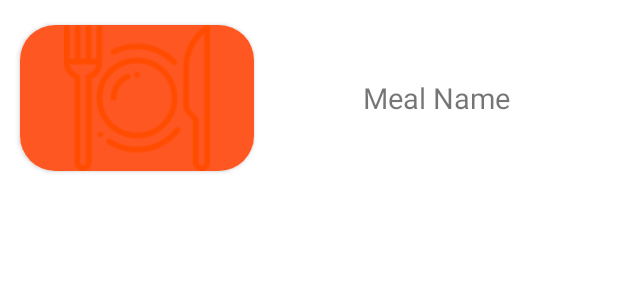
After one commit to tarikcacak/FoodApp, an Android app: the layout search_item.xml on its own in the app's theme, with its tools: preview values and no code run, on a phone screen of 412 x 824 dp. The commit adds this screen. Shown: the top 300 px of the screen. Run offline under Robolectric (Android 15) with nearby library versions, the phone set to English and light mode, and no system bars.

Commit message:
Developing search fragment

```diff
--- a/app/src/main/java/com/example/foodapp/data/remote/ApiService.kt
+++ b/app/src/main/java/com/example/foodapp/data/remote/ApiService.kt
@@ -1,12 +1,17 @@
 package com.example.foodapp.data.remote
 
 import com.example.foodapp.models.meal.RandomMeals
+import com.example.foodapp.models.meal.SearchMeals
 import retrofit2.Response
 import retrofit2.http.GET
+import retrofit2.http.Query
 
 interface ApiService {
 
     @GET("recipes/random?apiKey=c88b715ac6b04fd5ba2d14eaa58113e3")
     suspend fun getRandomMeals(): Response<RandomMeals>
 
+    @GET("recipes/complexSearch?apiKey=c88b715ac6b04fd5ba2d14eaa58113e3")
+    suspend fun getSearchMeals(@Query("query") query: String): Response<SearchMeals>
+
 }
--- a/app/src/main/java/com/example/foodapp/data/remote/RetrofitRepository.kt
+++ b/app/src/main/java/com/example/foodapp/data/remote/RetrofitRepository.kt
@@ -15,6 +15,7 @@ class RetrofitRepository @Inject constructor(
 ) {
 
     suspend fun getRandomMeals() = safeApiCall { apiService.getRandomMeals() }
+    suspend fun getSearchMeals(query: String) = safeApiCall { apiService.getSearchMeals(query) }
 
 
     suspend fun <T> safeApiCall(api: suspend () -> Response<T>): Resource<T> {
--- /dev/null
+++ b/app/src/main/res/drawable/search_box_background.xml
@@ -0,0 +1,5 @@
+<?xml version="1.0" encoding="utf-8"?>
+<shape xmlns:android="http://schemas.android.com/apk/res/android">
+    <solid android:color="@color/white" />
+    <corners android:radius="@dimen/_15sdp" />
+</shape>
--- a/app/src/main/res/layout/fragment_home.xml
+++ b/app/src/main/res/layout/fragment_home.xml
@@ -70,8 +70,8 @@
                     android:layout_width="match_parent"
                     android:layout_height="match_parent"
                     app:layout_constraintStart_toStartOf="parent"
+                    android:scaleType="centerCrop"
                     app:layout_constraintEnd_toEndOf="parent"
-                    android:scaleType="centerCrop"
                     app:layout_constraintTop_toBottomOf="@id/tvPopular"
                     android:background="@color/secondary_color" />
 
--- /dev/null
+++ b/app/src/main/res/layout/search_item.xml
@@ -0,0 +1,40 @@
+<?xml version="1.0" encoding="utf-8"?>
+<androidx.constraintlayout.widget.ConstraintLayout xmlns:android="http://schemas.android.com/apk/res/android"
+    android:layout_width="match_parent"
+    android:layout_height="@dimen/_100sdp"
+    xmlns:app="http://schemas.android.com/apk/res-auto">
+
+    <androidx.cardview.widget.CardView
+        android:id="@+id/cvSearchItem"
+        android:layout_width="@dimen/_120sdp"
+        android:layout_height="@dimen/_75sdp"
+        android:layout_marginStart="@dimen/_10sdp"
+        app:cardCornerRadius="@dimen/_18sdp"
+        app:layout_constraintStart_toStartOf="parent"
+        app:layout_constraintTop_toTopOf="parent"
+        app:layout_constraintBottom_toBottomOf="parent">
+
+        <ImageView
+            android:id="@+id/ivSearchItem"
+            android:layout_width="match_parent"
+            android:layout_height="match_parent"
+            android:background="@color/secondary_color"
+            android:src="@drawable/restaurant" />
+
+    </androidx.cardview.widget.CardView>
+
+    <TextView
+        android:id="@+id/tvSearchItem"
+        android:layout_width="wrap_content"
+        android:layout_height="wrap_content"
+        android:text="Meal Name"
+        android:textSize="@dimen/_15sdp"
+        android:layout_marginStart="@dimen/_10sdp"
+        android:layout_marginEnd="@dimen/_10sdp"
+        android:maxLines="2"
+        app:layout_constraintTop_toTopOf="parent"
+        app:layout_constraintBottom_toBottomOf="parent"
+        app:layout_constraintStart_toEndOf="@id/cvSearchItem"
+        app:layout_constraintEnd_toEndOf="parent"/>
+
+</androidx.constraintlayout.widget.ConstraintLayout>
--- a/app/src/main/res/menu/btm_nav_menu.xml
+++ b/app/src/main/res/menu/btm_nav_menu.xml
@@ -16,5 +16,4 @@
         android:title="Categories"
         android:icon="@drawable/ic_categories" />
 
-
 </menu>
```
Also changed, not shown: app/src/main/java/com/example/foodapp/activites/MainActivity.kt (+8 -0 lines), app/src/main/java/com/example/foodapp/fragments/search/SearchFragment.kt (+28 -4 lines), app/src/main/java/com/example/foodapp/fragments/search/SearchViewModel.kt (added, +26 -0 lines), app/src/main/java/com/example/foodapp/fragments/search/adapter/SearchAdapter.kt (added, +44 -0 lines), app/src/main/java/com/example/foodapp/models/meal/SearchMeals.kt (added, +15 -0 lines), app/src/main/java/com/example/foodapp/models/meal/SearchResult.kt (added, +15 -0 lines), app/src/main/res/layout/fragment_search.xml (+30 -6 lines).
